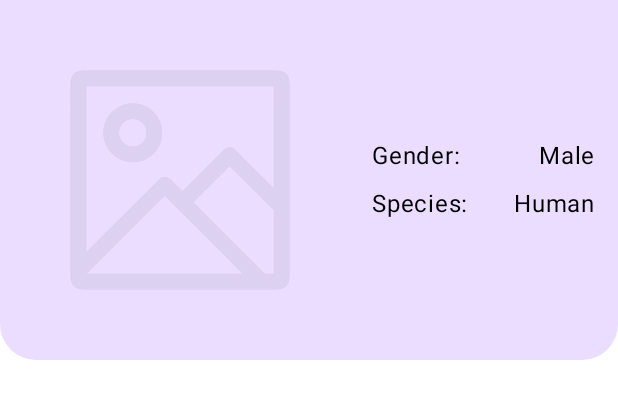
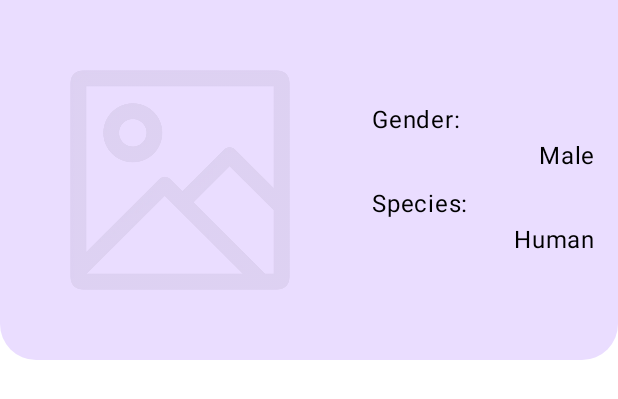
Before and after one commit to WorldGreenRobot/RickAndMorty, an Android app built with Jetpack Compose: the @Preview function CharacterDetailViewPreview, on a phone screen of 412 x 824 dp. Shown: the top 399 px of the screen. Run offline under Robolectric (Android 15) with nearby library versions, the phone set to English and light mode, and no system bars; pictures from the network do not load.

```diff
--- a/app/src/main/java/com/green/robot/rickandmorty/presenter/ui/screen/characterdetail/view/CharacterDetail.kt
+++ b/app/src/main/java/com/green/robot/rickandmorty/presenter/ui/screen/characterdetail/view/CharacterDetail.kt
@@ -89,15 +89,15 @@ private fun Detail(
     param: String,
     modifier: Modifier = Modifier,
 ) {
-    Row(
+    Column (
         modifier = modifier.fillMaxWidth(),
-        horizontalArrangement = Arrangement.SpaceBetween
     ) {
         Text(
             text = title,
             fontSize = 16.sp
         )
         Text(
+            modifier = Modifier.align(alignment = Alignment.End),
             text = param,
             textAlign = TextAlign.End,
             fontSize = 16.sp
```
